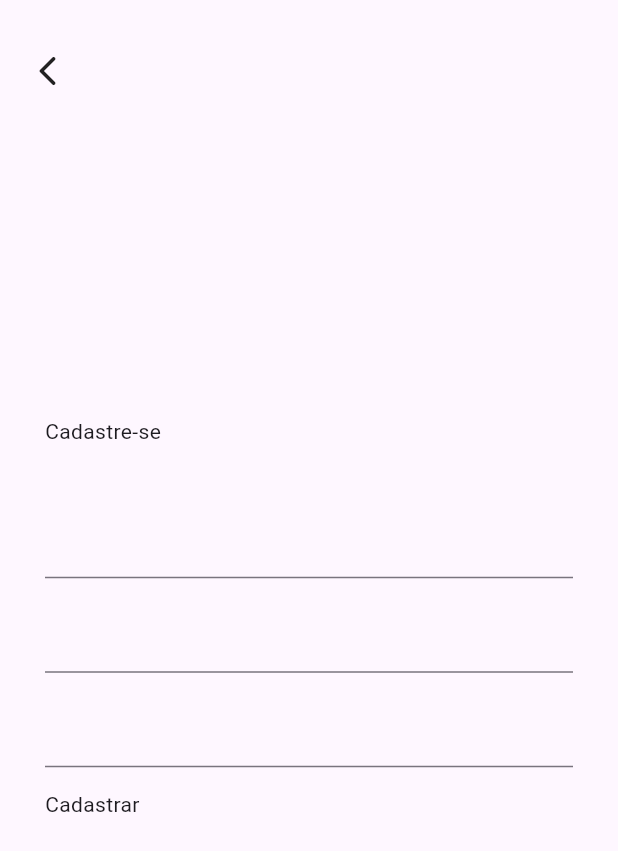
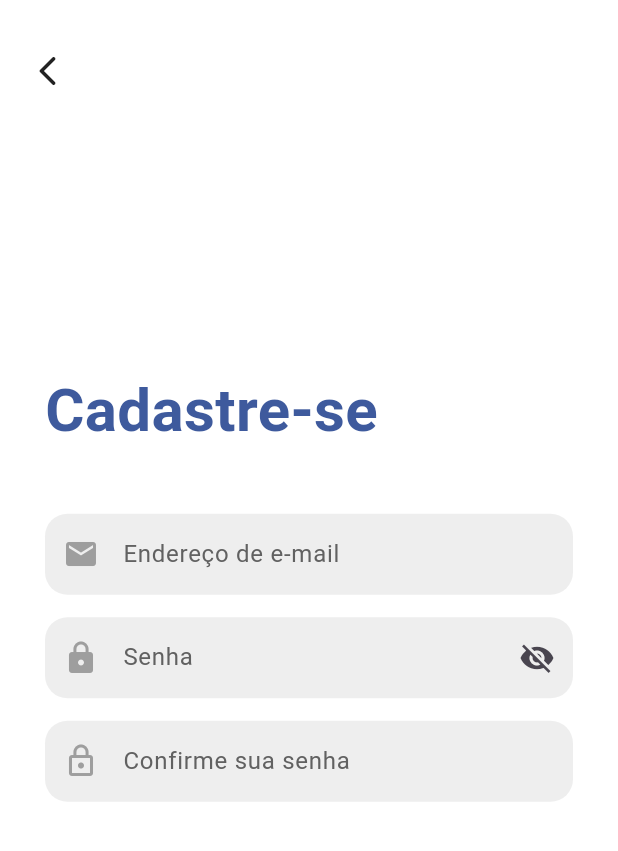
Before and after one commit to JMiguelsilva2003/PCQI, a Flutter app: the Cadastro screen opened by its route, on a phone screen of 412 x 824 dp. Shown: the top 851 px of the screen. Run offline on Flutter 3.47's test engine with Material 3 defaults, Android fonts, the phone set to English and light mode, and no system bars; missing offline and left inert: loading_icon_button.

Commit message:
Resolvendo erros

```diff
--- a/pcqi_app/lib/pages/cadastro/cadastro.dart
+++ b/pcqi_app/lib/pages/cadastro/cadastro.dart
@@ -1,8 +1,8 @@
 import 'package:flutter/material.dart';
 import 'package:flutter/services.dart';
 import 'package:loading_icon_button/loading_icon_button.dart';
+import 'package:pcqi_app/styles/app_styles.dart';
 import 'package:pcqi_app/styles/app_colors.dart';
-import 'package:pcqi_app/styles/app_styles.dart';
 
 class Cadastro extends StatefulWidget {
   const Cadastro({super.key});
@@ -287,5 +287,5 @@ class _CadastroState extends State<Cadastro> {
   // Verifica se todos os campos de texto necessários para o cadastro estão preenchidos
   bool verificaCamposValidos() {
     return formKeyCadastro.currentState!.validate();
-  }
+    }
 }
--- a/pcqi_app/lib/styles/app_colors.dart
+++ b/pcqi_app/lib/styles/app_colors.dart
@@ -1,69 +1,12 @@
 import 'package:flutter/material.dart';
-import 'package:loading_icon_button/loading_icon_button.dart';
-import 'package:pcqi_app/styles/app_colors.dart';
 
-class AppStyles {
-  /* ----- Títulos ----- */
-  static final TextStyle textStyleTitulo = TextStyle(
-    fontSize: 40,
-    color: AppColors.azulEscuro,
-    fontWeight: FontWeight.bold,
-  );
-
-  static final TextStyle textStyleTituloSecundario = TextStyle(
-    fontSize: 20,
-    color: AppColors.cinza,
-  );
-
-  /* ----- Campos de texto ----- */
-  static const TextStyle textFieldTextStyle = TextStyle(
-    color: Colors.black,
-    fontSize: 16,
-  );
-
-  static InputDecoration textFieldDecoration(String hintText) {
-    return InputDecoration(
-      border: OutlineInputBorder(
-        borderRadius: BorderRadius.circular(15),
-        borderSide: BorderSide.none,
-      ),
-      enabledBorder: OutlineInputBorder(
-        borderRadius: BorderRadius.circular(15),
-        borderSide: BorderSide.none,
-      ),
-      focusedBorder: OutlineInputBorder(
-        borderRadius: BorderRadius.circular(15),
-        borderSide: BorderSide(color: AppColors.azulEscuro, width: 2),
-      ),
-      errorBorder: OutlineInputBorder(
-        borderRadius: BorderRadius.circular(15),
-        borderSide: BorderSide(color: AppColors.vermelho, width: 2),
-      ),
-      focusedErrorBorder: OutlineInputBorder(
-        borderRadius: BorderRadius.circular(15),
-        borderSide: BorderSide(color: AppColors.vermelho, width: 2),
-      ),
-      filled: true,
-      fillColor: AppColors.cinzaClaro,
-      hintText: hintText,
-      hintStyle: TextStyle(color: AppColors.cinzaEscuro),
-      contentPadding: const EdgeInsets.symmetric(vertical: 15, horizontal: 15),
-    );
-  }
-
-  /* ----- Estilos específicos para a biblioteca LoadingIconButton ----- */
-  static final LoadingButtonStyle loadingButtonStyle = LoadingButtonStyle(
-    backgroundColor: AppColors.azulEscuro,
-    foregroundColor: AppColors.azulEscuro,
-    padding: const EdgeInsets.symmetric(vertical: 12, horizontal: 20),
-    borderRadius: 15,
-    elevation: 0,
-  );
-
-  // A propriedade "textstyle" do objeto LoadingButtonStyle não parece funcionar, então o estilo do texto do botão é definido logo abaixo.
-  static final TextStyle loadingButtonTextStyle = TextStyle(
-    fontSize: 20,
-    fontWeight: FontWeight.bold,
-    color: AppColors.branco,
-  );
+class AppColors {
+  static final preto = Colors.black;
+  static final branco = Colors.white;
+  static final cinza = Colors.grey;
+  static final cinzaClaro = Colors.grey.shade200;
+  static final cinzaEscuro = Colors.grey.shade700;
+  static final azulEscuro = const Color.fromRGBO(62, 90, 157, 1);
+  static final azulBebe = const Color.fromRGBO(211, 235, 255, 1);
+  static final vermelho=  Colors.red;
 }
--- a/pcqi_app/lib/styles/app_styles.dart
+++ b/pcqi_app/lib/styles/app_styles.dart
@@ -1,10 +1,12 @@
 import 'package:flutter/material.dart';
+import 'package:loading_icon_button/loading_icon_button.dart';
 import 'package:pcqi_app/styles/app_colors.dart';
 
 class AppStyles {
+  /* ----- Títulos ----- */
   static final TextStyle textStyleTitulo = TextStyle(
     fontSize: 40,
-    color: AppColors.cinzaEscuro,
+    color: AppColors.azulEscuro,
     fontWeight: FontWeight.bold,
   );
 
@@ -12,4 +14,56 @@ class AppStyles {
     fontSize: 20,
     color: AppColors.cinza,
   );
+
+  /* ----- Campos de texto ----- */
+  static const TextStyle textFieldTextStyle = TextStyle(
+    color: Colors.black,
+    fontSize: 16,
+  );
+
+  static InputDecoration textFieldDecoration(String hintText) {
+    return InputDecoration(
+      border: OutlineInputBorder(
+        borderRadius: BorderRadius.circular(15),
+        borderSide: BorderSide.none,
+      ),
+      enabledBorder: OutlineInputBorder(
+        borderRadius: BorderRadius.circular(15),
+        borderSide: BorderSide.none,
+      ),
+      focusedBorder: OutlineInputBorder(
+        borderRadius: BorderRadius.circular(15),
+        borderSide: BorderSide(color: AppColors.azulEscuro, width: 2),
+      ),
+      errorBorder: OutlineInputBorder(
+        borderRadius: BorderRadius.circular(15),
+        borderSide: BorderSide(color: AppColors.vermelho, width: 2),
+      ),
+      focusedErrorBorder: OutlineInputBorder(
+        borderRadius: BorderRadius.circular(15),
+        borderSide: BorderSide(color: AppColors.vermelho, width: 2),
+      ),
+      filled: true,
+      fillColor: AppColors.cinzaClaro,
+      hintText: hintText,
+      hintStyle: TextStyle(color: AppColors.cinzaEscuro),
+      contentPadding: const EdgeInsets.symmetric(vertical: 15, horizontal: 15),
+    );
+  }
+
+  /* ----- Estilos específicos para a biblioteca LoadingIconButton ----- */
+  static final LoadingButtonStyle loadingButtonStyle = LoadingButtonStyle(
+    backgroundColor: AppColors.azulEscuro,
+    foregroundColor: AppColors.azulEscuro,
+    padding: const EdgeInsets.symmetric(vertical: 12, horizontal: 20),
+    borderRadius: 15,
+    elevation: 0,
+  );
+
+  // A propriedade "textstyle" do objeto LoadingButtonStyle não parece funcionar, então o estilo do texto do botão é definido logo abaixo.
+  static final TextStyle loadingButtonTextStyle = TextStyle(
+    fontSize: 20,
+    fontWeight: FontWeight.bold,
+    color: AppColors.branco,
+  );
 }
```
